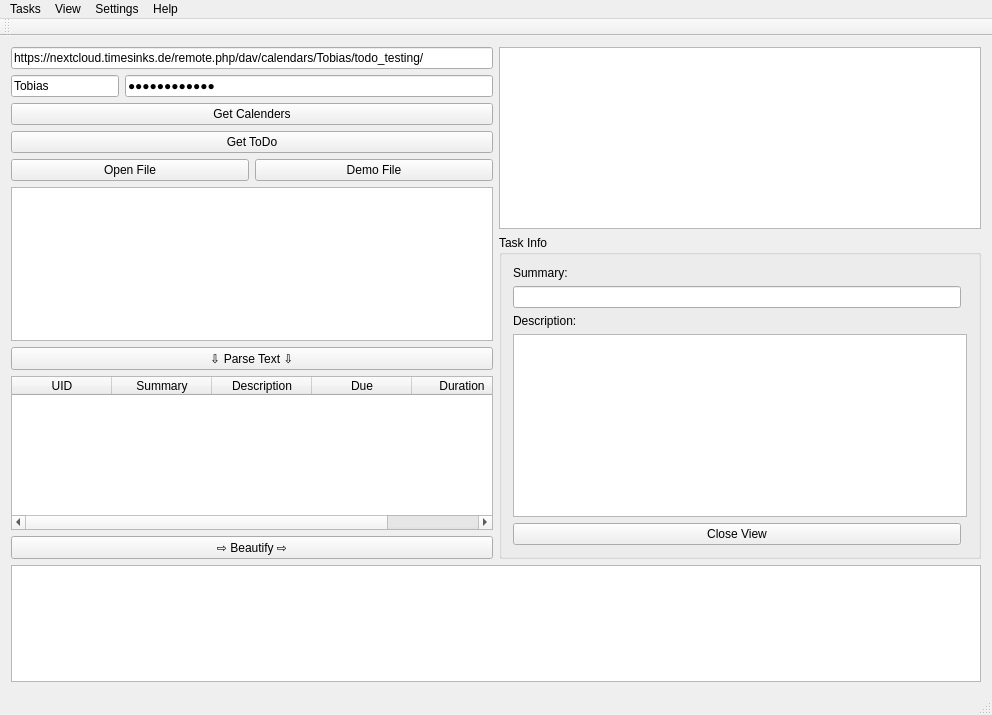
First picture: the form in mainwindow.ui, repository Tercus/ToDo, before the edit.
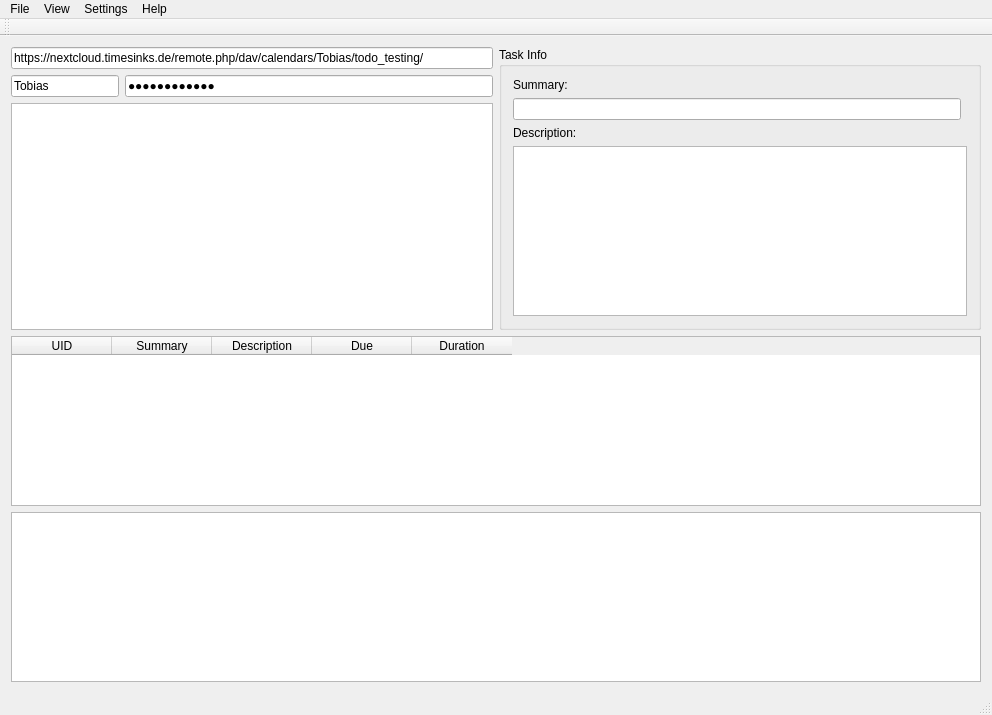
Second picture: the form after the edit.

Diff of the .ui file:
```diff
--- a/mainwindow.ui
+++ b/mainwindow.ui
@@ -16,9 +16,9 @@
   <widget class="QWidget" name="centralWidget">
    <layout class="QVBoxLayout" name="verticalLayout">
     <item>
-     <layout class="QHBoxLayout" name="horizontalLayout_2">
+     <layout class="QHBoxLayout" name="horizontalLayout">
       <item>
-       <layout class="QVBoxLayout" name="verticalLayout_2">
+       <layout class="QVBoxLayout" name="verticalLayout_3">
         <item>
          <layout class="QFormLayout" name="formLayout">
           <item row="0" column="0" colspan="2">
@@ -54,100 +54,8 @@
             </property>
            </widget>
           </item>
-          <item row="2" column="0" colspan="2">
-           <widget class="QPushButton" name="pushButton_getCalendarList">
-            <property name="text">
-             <string>Get Calenders</string>
-            </property>
-           </widget>
-          </item>
-          <item row="3" column="0" colspan="2">
-           <widget class="QPushButton" name="pushButton_getTodoList">
-            <property name="text">
-             <string>Get ToDo</string>
-            </property>
-           </widget>
-          </item>
          </layout>
         </item>
-        <item>
-         <layout class="QHBoxLayout" name="horizontalLayout">
-          <item>
-           <widget class="QPushButton" name="pushButton_openFile">
-            <property name="text">
-             <string>Open File</string>
-            </property>
-           </widget>
-          </item>
-          <item>
-           <widget class="QPushButton" name="pushButton_demo">
-            <property name="text">
-             <string>Demo File</string>
-            </property>
-           </widget>
-          </item>
-         </layout>
-        </item>
-        <item>
-         <widget class="QPlainTextEdit" name="plainTextEdit">
-          <property name="plainText">
-           <string/>
-          </property>
-         </widget>
-        </item>
-        <item>
-         <widget class="QPushButton" name="pushButton_parse">
-          <property name="text">
-           <string>⇩ Parse Text ⇩</string>
-          </property>
-         </widget>
-        </item>
-        <item>
-         <widget class="QTableWidget" name="tableWidget">
-          <property name="rowCount">
-           <number>0</number>
-          </property>
-          <property name="columnCount">
-           <number>5</number>
-          </property>
-          <column>
-           <property name="text">
-            <string>UID</string>
-           </property>
-          </column>
-          <column>
-           <property name="text">
-            <string>Summary</string>
-           </property>
-          </column>
-          <column>
-           <property name="text">
-            <string>Description</string>
-           </property>
-          </column>
-          <column>
-           <property name="text">
-            <string>Due</string>
-           </property>
-          </column>
-          <column>
-           <property name="text">
-            <string>Duration</string>
-           </property>
-          </column>
-         </widget>
-        </item>
-        <item>
-         <widget class="QPushButton" name="pushButton_beautify">
-          <property name="text">
-           <string>⇨ Beautify ⇨</string>
-          </property>
-         </widget>
-        </item>
-       </layout>
-      </item>
-      <item>
-       <layout class="QVBoxLayout" name="verticalLayout_3">
         <item>
          <widget class="QListWidget" name="listWidget">
           <property name="sizePolicy">
@@ -161,6 +69,8 @@
           </property>
          </widget>
         </item>
+       </layout>
+      </item>
         <item>
          <widget class="QGroupBox" name="groupBox">
           <property name="title">
@@ -187,19 +97,45 @@
              </property>
             </widget>
            </item>
-           <item row="4" column="0">
-            <widget class="QPushButton" name="pushButton_closeView">
-             <property name="text">
-              <string>Close View</string>
-             </property>
-            </widget>
-           </item>
           </layout>
          </widget>
         </item>
        </layout>
       </item>
-     </layout>
+    <item>
+     <widget class="QTableWidget" name="tableWidget">
+      <property name="rowCount">
+       <number>0</number>
+      </property>
+      <property name="columnCount">
+       <number>5</number>
+      </property>
+      <column>
+       <property name="text">
+        <string>UID</string>
+       </property>
+      </column>
+      <column>
+       <property name="text">
+        <string>Summary</string>
+       </property>
+      </column>
+      <column>
+       <property name="text">
+        <string>Description</string>
+       </property>
+      </column>
+      <column>
+       <property name="text">
+        <string>Due</string>
+       </property>
+      </column>
+      <column>
+       <property name="text">
+        <string>Duration</string>
+       </property>
+      </column>
+     </widget>
     </item>
     <item>
      <widget class="QPlainTextEdit" name="debugField"/>
@@ -217,7 +153,7 @@
    </property>
    <widget class="QMenu" name="menuTasks">
     <property name="title">
-     <string>Tasks</string>
+     <string>File</string>
     </property>
     <addaction name="actionNew"/>
     <addaction name="actionClose_selected"/>
```
Left out of the diff: 41 changed lines with no effect on the pictures. Lines whose indentation alone changed are shown as unchanged.
